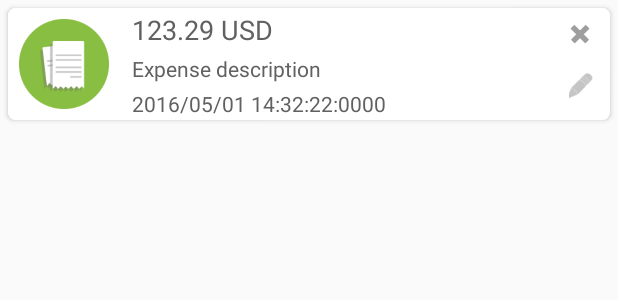
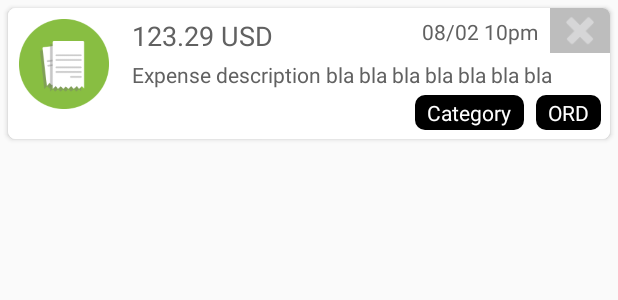
Before and after one commit to abicelis/CreditCardExpenseManager, an Android app: the layout list_item_expenses.xml on its own in the app's theme, with its tools: preview values and no code run, on a phone screen of 412 x 824 dp. Shown: the top 300 px of the screen. Run offline under Robolectric (Android 15) with nearby library versions, the phone set to English and light mode, and no system bars.

Commit message:
listItem for expenses refactored, now uses relativelayout, includes category and type

```diff
--- /dev/null
+++ b/app/src/main/res/drawable/round_corner_shape.xml
@@ -0,0 +1,6 @@
+<?xml version="1.0" encoding="utf-8"?>
+<shape android:shape="rectangle"  xmlns:android="http://schemas.android.com/apk/res/android">
+    <solid android:color="@android:color/black"></solid>
+    <corners android:radius="10px">
+    </corners>
+</shape>
--- a/app/src/main/res/layout/list_item_expenses.xml
+++ b/app/src/main/res/layout/list_item_expenses.xml
@@ -11,7 +11,7 @@
     card_view:cardCornerRadius="5dp"
     >
 
-    <LinearLayout
+    <RelativeLayout
         android:id="@+id/list_item_expenses_container"
         android:layout_width="match_parent"
         android:layout_height="wrap_content"
@@ -27,70 +27,105 @@
             android:scaleType="centerCrop"
             android:src="@drawable/expense_icon"/>
 
-        <LinearLayout
-            android:layout_width="0dp"
-            android:layout_weight="1"
-            android:layout_height="match_parent"
-            android:orientation="vertical">
 
             <android.support.v7.widget.AppCompatTextView
                 android:id="@+id/list_item_expenses_txt_amount"
-                android:layout_marginTop="2dp"
+                android:layout_width="wrap_content"
+                android:layout_height="wrap_content"
+                android:layout_toRightOf="@+id/list_item_expenses_img_image"
+                android:layout_marginTop="6dp"
                 android:layout_marginLeft="8dp"
                 android:textSize="18sp"
                 android:textColor="@color/gray_700"
-                android:layout_width="wrap_content"
-                android:layout_height="wrap_content"
+
                 android:text="123.29 USD" />
 
             <TextView
                 android:id="@+id/list_item_expenses_txt_description"
+                android:layout_width="wrap_content"
+                android:layout_height="wrap_content"
+                android:layout_toRightOf="@id/list_item_expenses_img_image"
+                android:layout_below="@id/list_item_expenses_txt_amount"
                 android:layout_marginTop="4dp"
                 android:layout_marginLeft="8dp"
                 android:textColor="@color/gray_700"
-                android:layout_width="wrap_content"
-                android:layout_height="wrap_content"
                 android:ellipsize="end"
                 android:maxLines="1"
-                android:text="Expense description" />
+                android:text="Expense description bla bla bla bla bla bla bla" />
 
             <TextView
                 android:id="@+id/list_item_expenses_txt_date"
-                android:layout_marginTop="4dp"
+                android:layout_width="wrap_content"
+                android:layout_height="wrap_content"
+                android:layout_toLeftOf="@+id/list_item_expenses_img_delete"
+                android:layout_toRightOf="@id/list_item_expenses_txt_amount"
+                android:gravity="right"
+                android:layout_marginTop="6dp"
+                android:layout_marginRight="8dp"
                 android:layout_marginLeft="8dp"
                 android:textColor="@color/gray_700"
-                android:layout_width="wrap_content"
-                android:layout_height="wrap_content"
-                android:ellipsize="end"
                 android:maxLines="1"
-                android:text="2016/05/01 14:32:22:0000" />
+                android:text="08/02 10pm" />
 
-        </LinearLayout>
+        <TextView
+            android:id="@+id/list_item_expenses_txt_type"
+            android:layout_width="wrap_content"
+            android:layout_height="wrap_content"
+            android:layout_alignParentRight="true"
+            android:layout_below="@id/list_item_expenses_txt_description"
+            android:paddingTop="2dp"
+            android:paddingBottom="2dp"
+            android:paddingRight="8dp"
+            android:paddingLeft="8dp"
+            android:layout_marginTop="4dp"
+            android:layout_marginRight="6dp"
+            android:layout_marginBottom="6dp"
+            android:textColor="@android:color/white"
+            android:background="@drawable/round_corner_shape"
+            android:ellipsize="end"
+            android:maxLines="1"
+            android:text="ORD" />
 
-        <LinearLayout
+        <TextView
+            android:id="@+id/list_item_expenses_txt_category"
             android:layout_width="wrap_content"
-            android:layout_height="match_parent"
-            android:orientation="vertical">
+            android:layout_height="wrap_content"
+            android:layout_toLeftOf="@id/list_item_expenses_txt_type"
+            android:layout_below="@id/list_item_expenses_txt_description"
+            android:paddingTop="2dp"
+            android:paddingBottom="2dp"
+            android:paddingRight="8dp"
+            android:paddingLeft="8dp"
+            android:layout_marginTop="4dp"
+            android:layout_marginBottom="6dp"
+            android:layout_marginRight="8dp"
+            android:textColor="@android:color/white"
+            android:background="@drawable/round_corner_shape"
+            android:ellipsize="end"
+            android:maxLines="1"
+            android:text="Category" />
+
+
+
 
             <ImageView
                 android:id="@+id/list_item_expenses_img_delete"
-                android:paddingLeft="-5dp"
-                android:layout_width="20dp"
-                android:layout_height="20dp"
-                android:layout_margin="7dp"
+                android:layout_alignParentRight="true"
+                android:layout_width="40dp"
+                android:layout_height="30dp"
+                android:background="@color/gray_400"
                 android:src="@android:drawable/ic_delete"
-                android:tint="@color/gray_500"/>
+                android:tint="@color/expense_category_7"/>
 
-            <ImageView
-                android:id="@+id/list_item_expenses_img_edit"
-                android:paddingLeft="-5dp"
-                android:layout_width="20dp"
-                android:layout_height="20dp"
-                android:layout_margin="7dp"
-                android:src="@android:drawable/ic_menu_edit"
-                android:tint="@color/gray_500"/>
+            <!--<ImageView-->
+                <!--android:id="@+id/list_item_expenses_img_edit"-->
+                <!--android:paddingLeft="-5dp"-->
+                <!--android:layout_width="20dp"-->
+                <!--android:layout_height="20dp"-->
+                <!--android:layout_margin="7dp"-->
+                <!--android:src="@android:drawable/ic_menu_edit"-->
+                <!--android:tint="@color/gray_500"/>-->
 
-        </LinearLayout>
 
-    </LinearLayout>
+    </RelativeLayout>
 </android.support.v7.widget.CardView>
```
